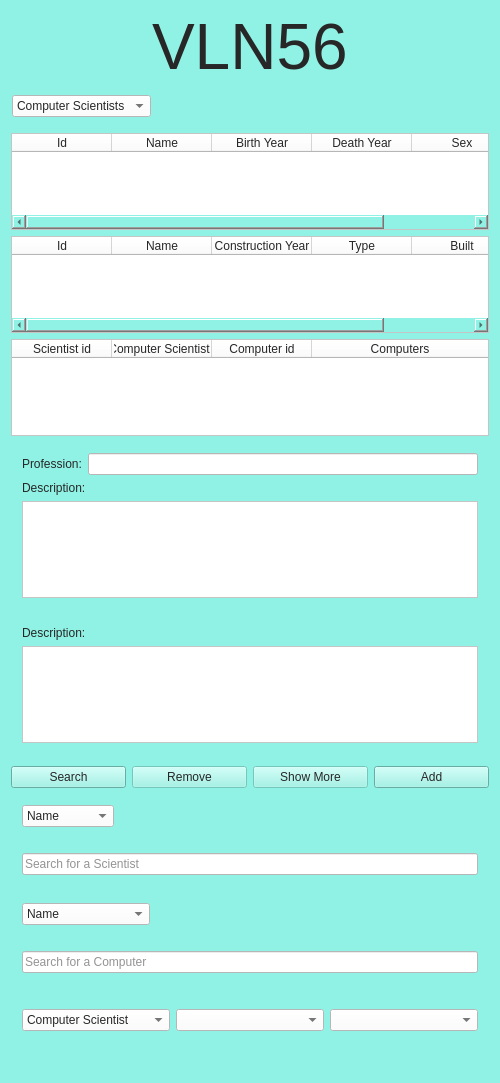
Old version of the form mainwindow.ui in the repository HKH515/VLN56.
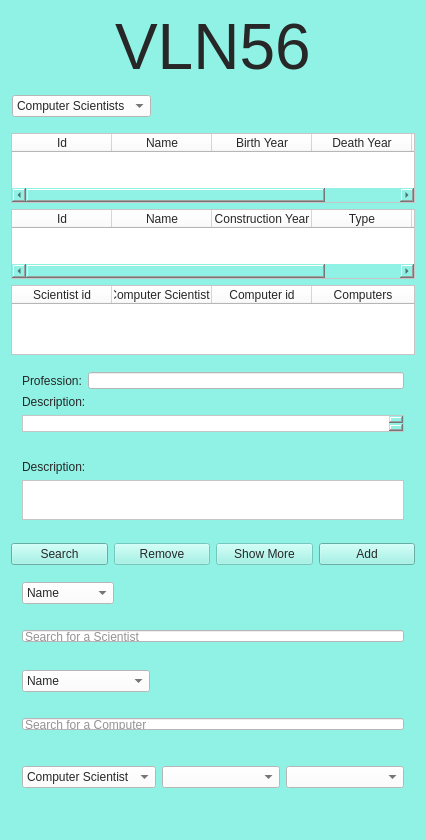
New version of the form. Icons and pictures are not drawn.

Commit message: added missing images that got deleted by mistake and window size

```diff
--- a/mainwindow.ui
+++ b/mainwindow.ui
@@ -9,20 +9,20 @@
    <rect>
     <x>0</x>
     <y>0</y>
-    <width>500</width>
-    <height>1083</height>
+    <width>426</width>
+    <height>840</height>
    </rect>
   </property>
   <property name="minimumSize">
    <size>
-    <width>0</width>
-    <height>0</height>
+    <width>1</width>
+    <height>1</height>
    </size>
   </property>
   <property name="maximumSize">
    <size>
-    <width>4096</width>
-    <height>2160</height>
+    <width>4097</width>
+    <height>2161</height>
    </size>
   </property>
   <property name="windowTitle">
```
Left out of the diff: 4 changed lines with no effect on the pictures. The commit also changes 4 other files.
